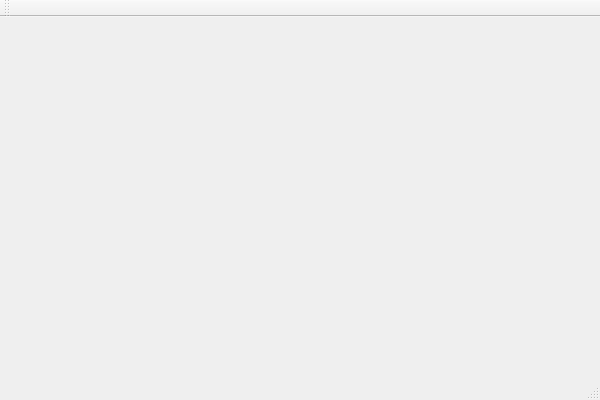
Above: reinforce/week2/demo1/mainwindow.ui from plus7/plus7pub before the change. Below: the same form after it.
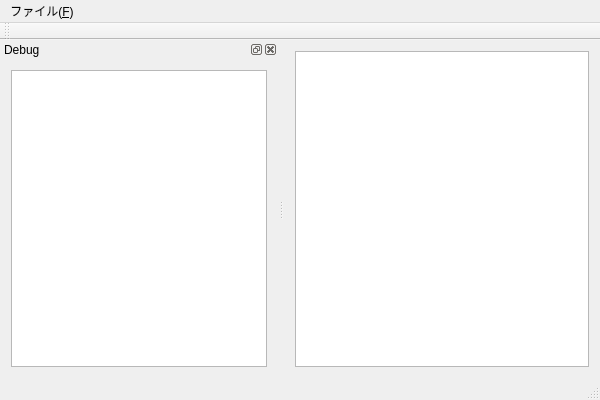
That is the form after the change.

Commit message: connect action_Exit and mainWindow->close()

```diff
--- a/reinforce/week2/demo1/mainwindow.ui
+++ b/reinforce/week2/demo1/mainwindow.ui
@@ -12,13 +12,61 @@
   <property name="windowTitle" >
    <string>MainWindow</string>
   </property>
-  <widget class="QMenuBar" name="menuBar" />
-  <widget class="QToolBar" name="mainToolBar" />
-  <widget class="QWidget" name="centralWidget" />
-  <widget class="QStatusBar" name="statusBar" />
+  <widget class="QWidget" name="centralWidget">
+   <layout class="QVBoxLayout" name="verticalLayout_2">
+    <item>
+     <widget class="QGraphicsView" name="graphicsView"/>
+    </item>
+   </layout>
+  </widget>
+  <widget class="QMenuBar" name="menuBar">
+   <property name="geometry">
+    <rect>
+     <x>0</x>
+     <y>0</y>
+     <width>600</width>
+     <height>25</height>
+    </rect>
+   </property>
+   <widget class="QMenu" name="menu_File">
+    <property name="title">
+     <string>ファイル(&amp;F)</string>
+    </property>
+    <addaction name="action_Exit"/>
+   </widget>
+   <addaction name="menu_File"/>
+  </widget>
+  <widget class="QToolBar" name="mainToolBar">
+   <attribute name="toolBarArea">
+    <enum>TopToolBarArea</enum>
+   </attribute>
+   <attribute name="toolBarBreak">
+    <bool>false</bool>
+   </attribute>
+  </widget>
+  <widget class="QStatusBar" name="statusBar"/>
+  <widget class="QDockWidget" name="debugDock">
+   <property name="windowTitle">
+    <string>Debug</string>
+   </property>
+   <attribute name="dockWidgetArea">
+    <number>1</number>
+   </attribute>
+   <widget class="QWidget" name="dockWidgetContents">
+    <layout class="QVBoxLayout" name="verticalLayout">
+     <item>
+      <widget class="QColumnView" name="columnView"/>
+     </item>
+    </layout>
+   </widget>
+  </widget>
+  <action name="action_Exit">
+   <property name="text">
+    <string>終了(&amp;X)</string>
+   </property>
+  </action>
  </widget>
- <layoutDefault spacing="6" margin="11" />
- <pixmapfunction></pixmapfunction>
+ <layoutdefault spacing="6" margin="11"/>
  <resources/>
  <connections/>
 </ui>
```
Left out of the diff: 28 changed lines with no effect on the pictures. The commit also changes 1 other file.
